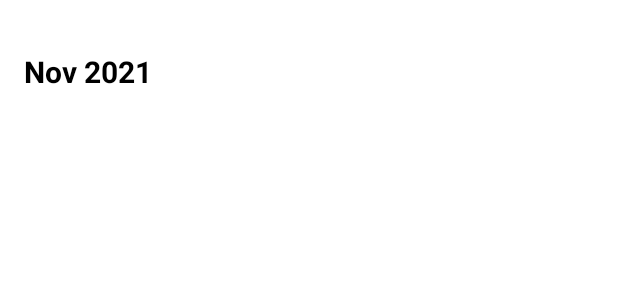
After one commit to Amanshakya-code/Attendance_App, an Android app: the layout sheet_list.xml on its own in the app's theme, with its tools: preview values and no code run, on a phone screen of 412 x 824 dp. The commit adds this screen. Shown: the top 300 px of the screen. Run offline under Robolectric (Android 15) with nearby library versions, the phone set to English and light mode, and no system bars.

Commit message:
implement sheet feature

```diff
--- a/app/src/main/AndroidManifest.xml
+++ b/app/src/main/AndroidManifest.xml
@@ -9,7 +9,8 @@
         android:roundIcon="@mipmap/ic_launcher_round"
         android:supportsRtl="true"
         android:theme="@style/Theme.AttendanceApp">
-        <activity android:name=".StudentActivity"></activity>
+        <activity android:name=".SheetActivity"></activity>
+        <activity android:name=".StudentActivity" />
         <activity android:name=".MainActivity">
             <intent-filter>
                 <action android:name="android.intent.action.MAIN" />
--- a/app/src/main/java/com/example/attendenceapp/DataBase/DatabaseInstance.kt
+++ b/app/src/main/java/com/example/attendenceapp/DataBase/DatabaseInstance.kt
@@ -8,7 +8,7 @@ import com.example.attendenceapp.Model.ClassItem
 import com.example.attendenceapp.Model.StudentEntity
 import com.example.attendenceapp.Model.statusEntity
 
-@Database(entities = [ClassItem::class,StudentEntity::class,statusEntity::class],version = 5,exportSchema = false)
+@Database(entities = [ClassItem::class,StudentEntity::class,statusEntity::class],version = 6,exportSchema = false)
 abstract class DatabaseInstance : RoomDatabase(){
     abstract fun getmyDao() : myDAO
     companion object{
--- a/app/src/main/java/com/example/attendenceapp/DataBase/myDAO.kt
+++ b/app/src/main/java/com/example/attendenceapp/DataBase/myDAO.kt
@@ -31,5 +31,7 @@ interface myDAO {
     @Query("SElECT status FROM statustb WHERE SID==:sid AND date ==:date")
     suspend fun getStatus(sid:Int,date:String):String
 
+    @Query("SELECT date FROM statustb WHERE CID==:cid GROUP BY substr(date,3,8)")
+    fun getDistinctMonth(cid:Int):LiveData<List<String>>
 
 }
--- a/app/src/main/java/com/example/attendenceapp/Model/statusEntity.kt
+++ b/app/src/main/java/com/example/attendenceapp/Model/statusEntity.kt
@@ -8,6 +8,8 @@ import androidx.room.PrimaryKey
 data class statusEntity (
     @PrimaryKey(autoGenerate = true)
     val id:Int? = null,
+
+    val CID:Int,
     val SID:Int,
     val date:String,
     val status:String
--- a/app/src/main/java/com/example/attendenceapp/Repository/repository.kt
+++ b/app/src/main/java/com/example/attendenceapp/Repository/repository.kt
@@ -25,4 +25,6 @@ class repository(val db:DatabaseInstance) {
     }
 
     suspend fun getStatus(sid:Int,date:String) =  db.getmyDao().getStatus(sid,date)
+
+    fun getAllDistinctMonths(cid:Int) = db.getmyDao().getDistinctMonth(cid)
 }
--- a/app/src/main/java/com/example/attendenceapp/ViewModel/attendenceViewmodel.kt
+++ b/app/src/main/java/com/example/attendenceapp/ViewModel/attendenceViewmodel.kt
@@ -44,4 +44,6 @@ class attendenceViewmodel(app:Application,private val repository: repository): A
         map.put(sid,status)
         statusView.postValue(map)
     }
+
+    fun getALlDistinctMonthData(cid:Int) = repository.getAllDistinctMonths(cid)
 }
--- /dev/null
+++ b/app/src/main/res/layout/sheet_list.xml
@@ -0,0 +1,18 @@
+<?xml version="1.0" encoding="utf-8"?>
+<LinearLayout xmlns:android="http://schemas.android.com/apk/res/android"
+    android:layout_width="match_parent"
+    android:orientation="vertical"
+    android:padding="16dp"
+    android:gravity="center_vertical"
+    android:layout_height="96dp">
+
+    <TextView
+        android:id="@+id/date_list_item"
+        android:layout_width="match_parent"
+        android:layout_height="wrap_content"
+        android:text="Nov 2021"
+        android:textColor="@color/black"
+        android:textStyle="bold"
+        android:textSize="20sp"/>
+
+</LinearLayout>
--- a/app/src/main/res/menu/menu.xml
+++ b/app/src/main/res/menu/menu.xml
@@ -4,4 +4,7 @@
     <item
         android:id="@+id/calendarView"
         android:title="Change Date"/>
+    <item
+        android:id="@+id/attendanceSheet"
+        android:title="Get Attendance Sheet"/>
 </menu>
```
Also changed, not shown: app/src/main/java/com/example/attendenceapp/SheetActivity.kt (added, +64 -0 lines), app/src/main/java/com/example/attendenceapp/StudentActivity.kt (+7 -1 lines), app/src/main/res/layout/activity_sheet.xml (added, +18 -0 lines).
